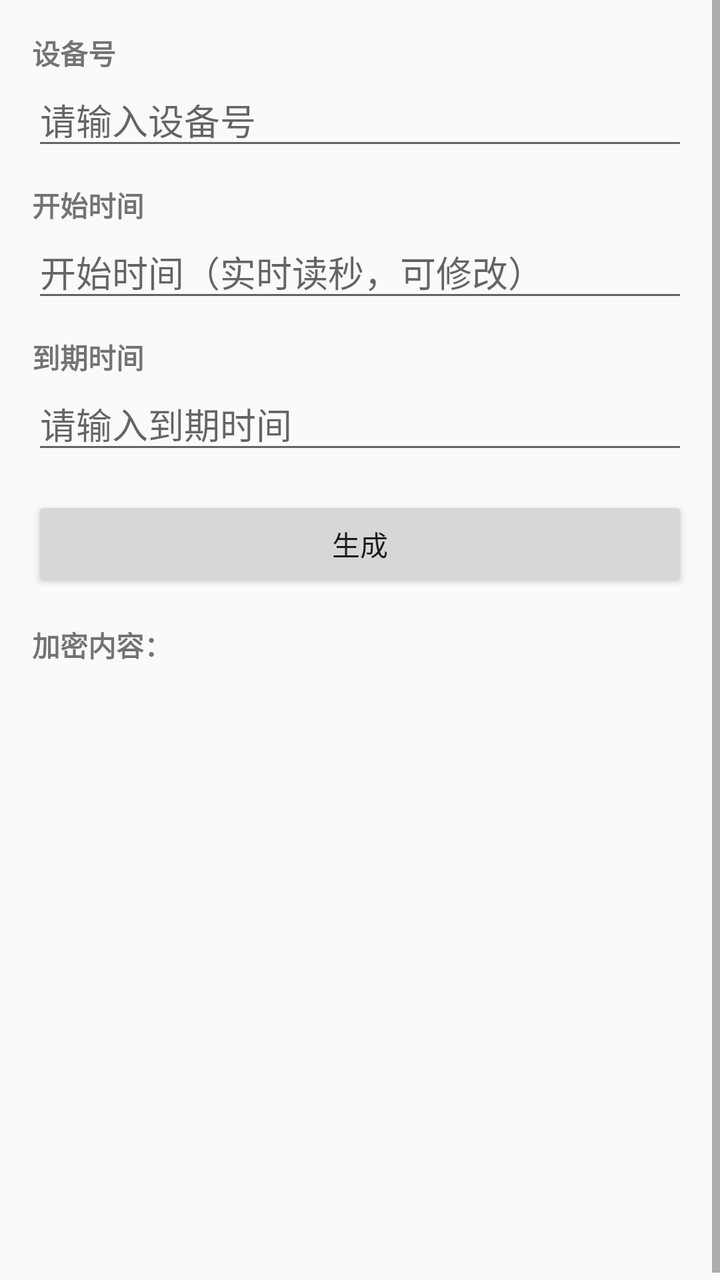
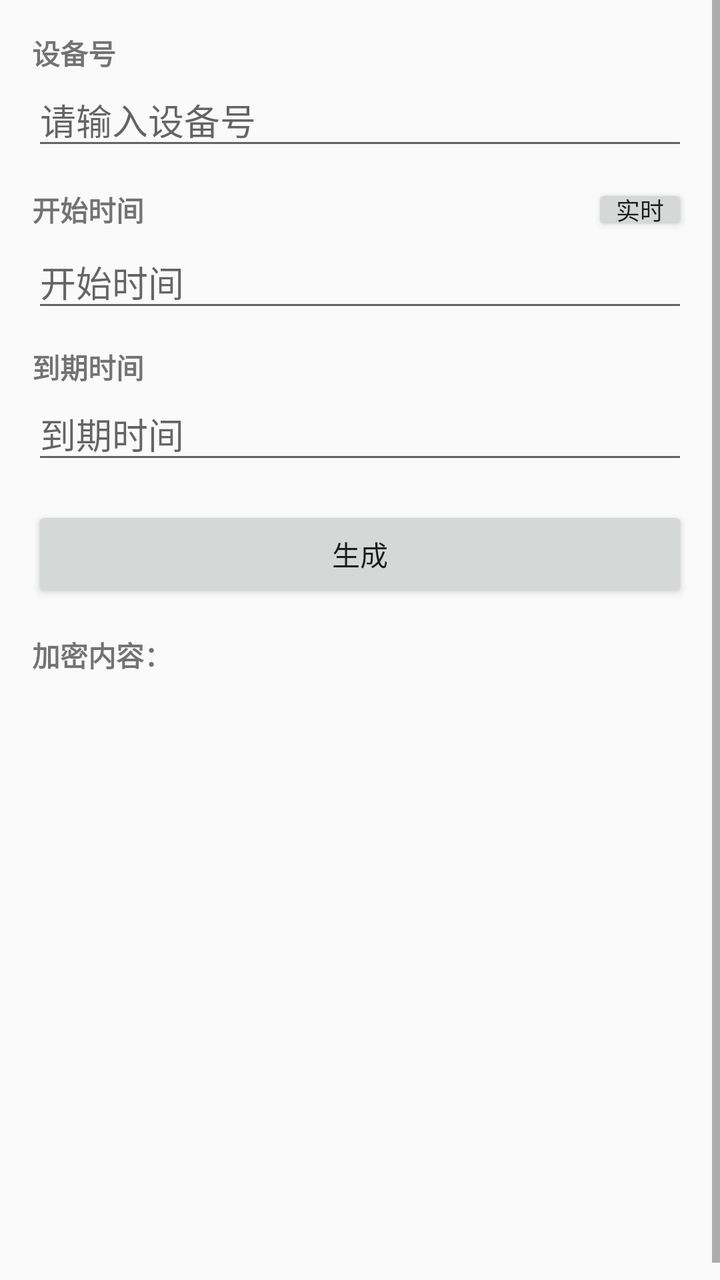

An Android layout rendered at two revisions. The XML below is the earlier revision; the diff shows what the commit changed to produce the second picture.
<!-- AndroidManifest.xml: application theme android:Theme.Material.Light.NoActionBar -->
<!-- res/layout/activity_main.xml -->
<?xml version="1.0" encoding="utf-8"?>
<ScrollView xmlns:android="http://schemas.android.com/apk/res/android"
    android:layout_width="match_parent"
    android:layout_height="match_parent"
    android:fillViewport="true">

    <LinearLayout
        android:layout_width="match_parent"
        android:layout_height="wrap_content"
        android:orientation="vertical"
        android:padding="16dp">

        <TextView
            android:layout_width="wrap_content"
            android:layout_height="wrap_content"
            android:text="设备号"
            android:textStyle="bold" />

        <EditText
            android:id="@+id/etFirst"
            android:layout_width="match_parent"
            android:layout_height="wrap_content"
            android:hint="请输入设备号"
            android:inputType="text" />

        <TextView
            android:layout_width="wrap_content"
            android:layout_height="wrap_content"
            android:layout_marginTop="12dp"
            android:text="开始时间"
            android:textStyle="bold" />

        <EditText
            android:id="@+id/etTimestamp"
            android:layout_width="match_parent"
            android:layout_height="wrap_content"
            android:hint="开始时间（实时读秒，可修改）"
            android:inputType="text" />

        <TextView
            android:layout_width="wrap_content"
            android:layout_height="wrap_content"
            android:layout_marginTop="12dp"
            android:text="到期时间"
            android:textStyle="bold" />

        <EditText
            android:id="@+id/etThird"
            android:layout_width="match_parent"
            android:layout_height="wrap_content"
            android:hint="请输入到期时间"
            android:inputType="number" />

        <Button
            android:id="@+id/btnGenerate"
            android:layout_width="match_parent"
            android:layout_height="wrap_content"
            android:layout_marginTop="16dp"
            android:text="生成" />

        <TextView
            android:layout_width="wrap_content"
            android:layout_height="wrap_content"
            android:layout_marginTop="16dp"
            android:text="加密内容："
            android:textStyle="bold" />

        <TextView
            android:id="@+id/tvEncrypted"
            android:layout_width="match_parent"
            android:layout_height="wrap_content"
            android:textIsSelectable="true"
            android:text="" />

        <ImageView
            android:id="@+id/ivQr"
            android:layout_width="260dp"
            android:layout_height="260dp"
            android:layout_gravity="center_horizontal"
            android:layout_marginTop="16dp"
            android:contentDescription="二维码" />

    </LinearLayout>
</ScrollView>
<!-- resources referenced by this layout -->
<resources>

</resources>

<!-- the commit's change to res/layout/activity_main.xml (unified diff, before → after) -->
@@ -23,18 +23,39 @@
             android:hint="请输入设备号"
             android:inputType="text" />
 
-        <TextView
-            android:layout_width="wrap_content"
+        <LinearLayout
+            android:layout_width="match_parent"
             android:layout_height="wrap_content"
             android:layout_marginTop="12dp"
-            android:text="开始时间"
-            android:textStyle="bold" />
+            android:gravity="center_vertical"
+            android:orientation="horizontal">
+
+            <TextView
+                android:layout_width="0dp"
+                android:layout_height="wrap_content"
+                android:layout_weight="1"
+                android:text="开始时间"
+                android:textStyle="bold" />
+
+            <Button
+                android:id="@+id/btnMode"
+                android:layout_width="wrap_content"
+                android:layout_height="wrap_content"
+                android:minWidth="0dp"
+                android:minHeight="0dp"
+                android:paddingLeft="12dp"
+                android:paddingRight="12dp"
+                android:paddingTop="4dp"
+                android:paddingBottom="4dp"
+                android:textSize="12sp"
+                android:text="实时" />
+        </LinearLayout>
 
         <EditText
             android:id="@+id/etTimestamp"
             android:layout_width="match_parent"
             android:layout_height="wrap_content"
-            android:hint="开始时间（实时读秒，可修改）"
+            android:hint="开始时间"
             android:inputType="text" />
 
         <TextView
@@ -48,8 +69,8 @@
             android:id="@+id/etThird"
             android:layout_width="match_parent"
             android:layout_height="wrap_content"
-            android:hint="请输入到期时间"
-            android:inputType="number" />
+            android:hint="到期时间"
+            android:inputType="text" />
 
         <Button
             android:id="@+id/btnGenerate"
